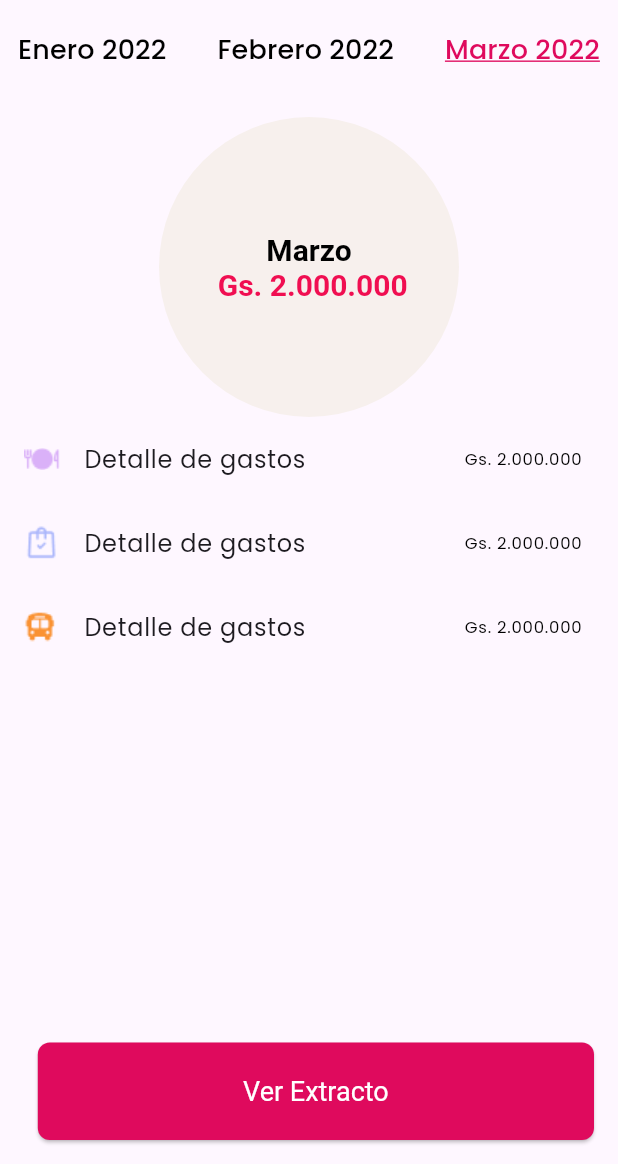
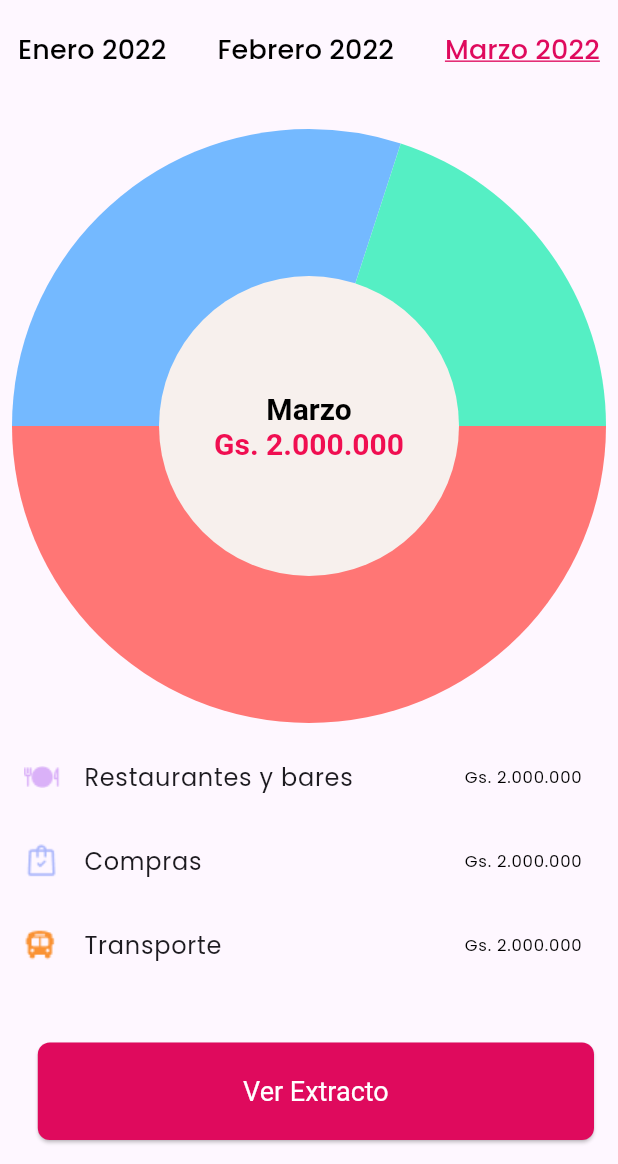
Before and after one commit to ramirezsebas/e_app, a Flutter app: the ExpenseAnalyticsView screen opened directly, on a phone screen of 412 x 824 dp, the part 72-1236 px from its top. Run offline on Flutter 3.47's test engine with Material 3 defaults, Android fonts, the phone set to English and light mode, and no system bars; drawn by our look-alikes of pie_chart; our stand-ins replace bloc, equatable, flutter_bloc, google_fonts; generated files the repository leaves out were written again.

Commit message:
feat: integramos el pie chart

```diff
--- a/lib/app/presentation/screens/expense_analytics_screen.dart
+++ b/lib/app/presentation/screens/expense_analytics_screen.dart
@@ -1,6 +1,7 @@
 import 'package:e_app/app/core/widgets/e_date_selector.dart';
 import 'package:e_app/gen/assets.gen.dart';
 import 'package:flutter/material.dart';
+import 'package:pie_chart/pie_chart.dart';
 
 class ExpenseAnalyticsScreen extends StatelessWidget {
   const ExpenseAnalyticsScreen({super.key});
@@ -38,6 +39,12 @@ class _ExpenseAnalyticsViewState extends State<ExpenseAnalyticsView> {
   ];
   var _selectedMonth = DateTime.now().month;
 
+  Map<String, double> dataMap = {
+    "Restaurante y bares": 5,
+    "Compras": 3,
+    "Transporte": 2,
+  };
+
   @override
   Widget build(BuildContext context) {
     return Scaffold(
@@ -70,7 +77,8 @@ class _ExpenseAnalyticsViewState extends State<ExpenseAnalyticsView> {
           ),
         ),
       ),
-      body: Column(
+      body: SingleChildScrollView(
+        child: Column(
           children: [
             SizedBox(
               height: 50,
@@ -86,39 +94,31 @@ class _ExpenseAnalyticsViewState extends State<ExpenseAnalyticsView> {
               ),
             ),
             const SizedBox(height: 20),
-          Container(
-            decoration: const BoxDecoration(
-              shape: BoxShape.circle,
-              color: Color(0xffF7F0ED),
+            Stack(
+              alignment: Alignment.center,
+              children: [
+                PieChart(
+                  dataMap: dataMap,
+                  legendOptions: const LegendOptions(
+                    showLegends: false,
                   ),
-            height: 200,
-            width: 200,
-            alignment: Alignment.center,
-            child: RichText(
-              textAlign: TextAlign.center,
-              text: TextSpan(
-                text: _months[_selectedMonth - 1],
-                style: const TextStyle(
-                  fontSize: 20,
-                  fontWeight: FontWeight.bold,
-                  color: Colors.black,
+                  chartValuesOptions: const ChartValuesOptions(
+                    showChartValueBackground: false,
+                    showChartValues: false,
                   ),
-                children: const [
-                  TextSpan(
-                    text: '\n Gs. 2.000.000',
-                    style: TextStyle(
-                      color: Color(0xffF00E51),
-                      fontWeight: FontWeight.bold,
+                ),
+                Align(
+                  child: CenterPieChartLabel(
+                    label: _months[_selectedMonth - 1],
+                    description: 'Gs. 2.000.000',
                   ),
                 ),
               ],
             ),
-            ),
-          ),
             ListTile(
               leading: Assets.icons.restaurantBarCategory.image(),
               title: const Text(
-              'Detalle de gastos',
+                'Restaurantes y bares',
                 style: TextStyle(
                   fontWeight: FontWeight.w400,
                 ),
@@ -134,7 +134,7 @@ class _ExpenseAnalyticsViewState extends State<ExpenseAnalyticsView> {
             ListTile(
               leading: Assets.icons.shoppingCategory.image(),
               title: const Text(
-              'Detalle de gastos',
+                'Compras',
                 style: TextStyle(
                   fontWeight: FontWeight.w400,
                 ),
@@ -150,7 +150,7 @@ class _ExpenseAnalyticsViewState extends State<ExpenseAnalyticsView> {
             ListTile(
               leading: Assets.icons.transportationCategory.image(),
               title: const Text(
-              'Detalle de gastos',
+                'Transporte',
                 style: TextStyle(
                   fontWeight: FontWeight.w400,
                 ),
@@ -165,6 +165,52 @@ class _ExpenseAnalyticsViewState extends State<ExpenseAnalyticsView> {
             ),
           ],
         ),
+      ),
     );
   }
 }
+
+class CenterPieChartLabel extends StatelessWidget {
+  const CenterPieChartLabel({
+    required String label,
+    required String description,
+    super.key,
+  })  : _description = description,
+        _label = label;
+
+  final String _label;
+  final String _description;
+
+  @override
+  Widget build(BuildContext context) {
+    return Container(
+      decoration: const BoxDecoration(
+        shape: BoxShape.circle,
+        color: Color(0xffF7F0ED),
+      ),
+      height: 200,
+      width: 200,
+      alignment: Alignment.center,
+      child: RichText(
+        textAlign: TextAlign.center,
+        text: TextSpan(
+          text: _label,
+          style: const TextStyle(
+            fontSize: 20,
+            fontWeight: FontWeight.bold,
+            color: Colors.black,
+          ),
+          children: [
+            TextSpan(
+              text: '\n$_description',
+              style: const TextStyle(
+                color: Color(0xffF00E51),
+                fontWeight: FontWeight.bold,
+              ),
+            ),
+          ],
+        ),
+      ),
+    );
+  }
+}
```
Lines whose indentation alone changed are shown as unchanged.
